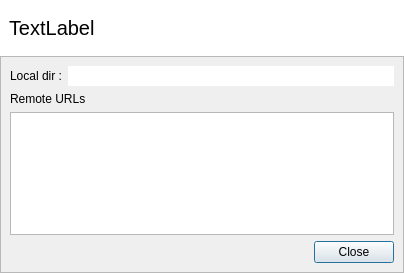
Before: the Qt Designer form src/RepositoryPropertyDialog.ui in soramimi/Guitar, drawn with Qt 5.
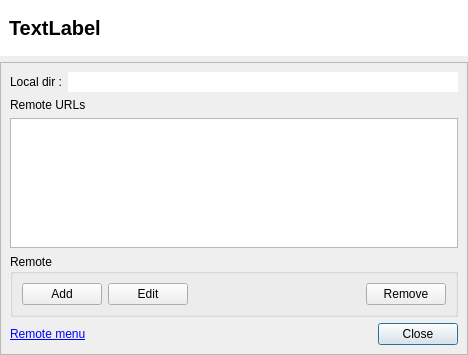
After: the same form once the commit is applied. Custom widgets are drawn as their Qt base class.

Diff of the .ui file:
```diff
--- a/src/RepositoryPropertyDialog.ui
+++ b/src/RepositoryPropertyDialog.ui
@@ -6,17 +6,14 @@
    <rect>
     <x>0</x>
     <y>0</y>
-    <width>404</width>
-    <height>273</height>
+    <width>468</width>
+    <height>355</height>
    </rect>
   </property>
   <property name="windowTitle">
    <string>Repository Property</string>
   </property>
-  <layout class="QVBoxLayout" name="verticalLayout">
-   <property name="spacing">
-    <number>0</number>
-   </property>
+  <layout class="QVBoxLayout" name="verticalLayout_2">
    <property name="leftMargin">
     <number>0</number>
    </property>
@@ -54,6 +51,8 @@
         <property name="font">
          <font>
           <pointsize>15</pointsize>
+          <weight>75</weight>
+          <bold>true</bold>
          </font>
         </property>
         <property name="styleSheet">
@@ -78,7 +77,7 @@
      <property name="frameShadow">
       <enum>QFrame::Raised</enum>
      </property>
-     <layout class="QVBoxLayout" name="verticalLayout_2">
+     <layout class="QVBoxLayout" name="verticalLayout">
       <item>
        <layout class="QFormLayout" name="formLayout">
         <property name="fieldGrowthPolicy">
@@ -116,8 +115,61 @@
       <item>
        <widget class="RemoteRepositoriesTableWidget" name="tableWidget"/>
       </item>
+      <item>
+       <widget class="QGroupBox" name="groupBox_remote">
+        <property name="title">
+         <string>Remote</string>
+        </property>
+        <layout class="QHBoxLayout" name="horizontalLayout_3">
+         <item>
+          <widget class="QPushButton" name="pushButton_remote_add">
+           <property name="text">
+            <string>Add</string>
+           </property>
+          </widget>
+         </item>
+         <item>
+          <widget class="QPushButton" name="pushButton_remote_edit">
+           <property name="text">
+            <string>Edit</string>
+           </property>
+          </widget>
+         </item>
+         <item>
+          <spacer name="horizontalSpacer_2">
+           <property name="orientation">
+            <enum>Qt::Horizontal</enum>
+           </property>
+           <property name="sizeHint" stdset="0">
+            <size>
+             <width>118</width>
+             <height>20</height>
+            </size>
+           </property>
+          </spacer>
+         </item>
+         <item>
+          <widget class="QPushButton" name="pushButton_remote_remove">
+           <property name="text">
+            <string>Remove</string>
+           </property>
+          </widget>
+         </item>
+        </layout>
+       </widget>
+      </item>
       <item>
        <layout class="QHBoxLayout" name="horizontalLayout_2">
+        <item>
+         <widget class="QLabel" name="label_remote_menu">
+          <property name="text">
+           <string>&lt;a href=&quot;#remote&quot;&gt;Remote menu&lt;/a&gt;</string>
+          </property>
+          <property name="textFormat">
+           <enum>Qt::RichText</enum>
+          </property>
+         </widget>
+        </item>
         <item>
          <spacer name="horizontalSpacer">
           <property name="orientation">
@@ -136,6 +188,9 @@
           <property name="text">
            <string>Close</string>
           </property>
+          <property name="default">
+           <bool>true</bool>
+          </property>
          </widget>
         </item>
        </layout>
```
Left out of the diff: 10 changed lines with no effect on the pictures.
